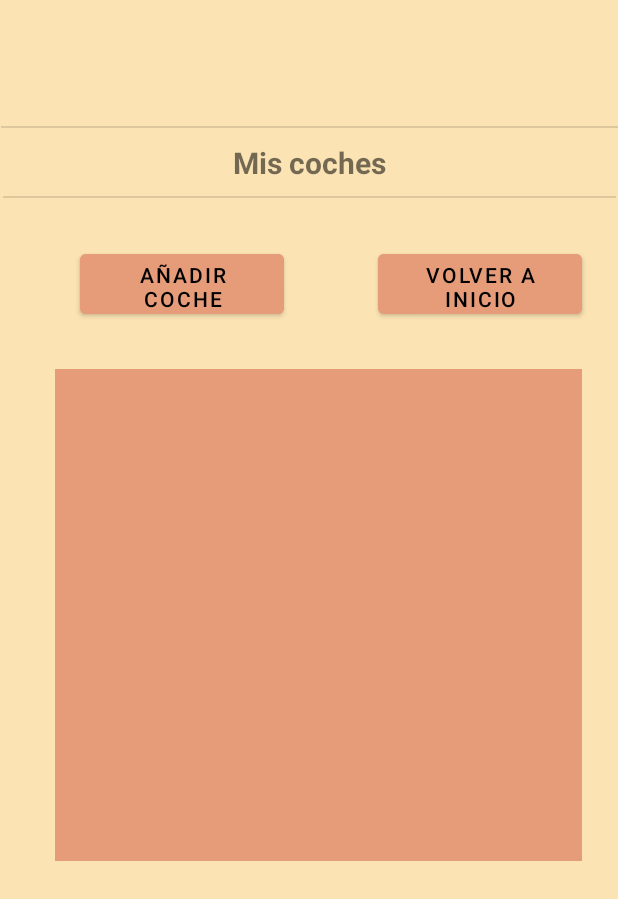
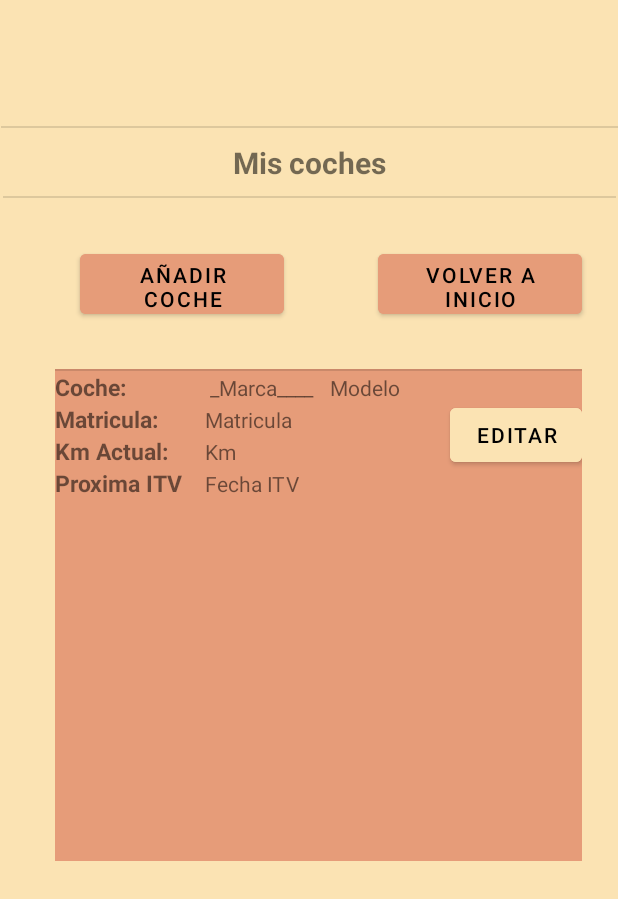
Before and after one commit to FamilyBoggart/SMC, an Android app: the ActivityMyCars screen opened directly, with no data from a screen before it, on a phone screen of 412 x 824 dp, the part 337-1236 px from its top. Run offline under Robolectric (Android 15) with nearby library versions, the phone set to English and light mode, and no system bars; 3 statements that could not run were skipped.

Commit message:
Version 0.1.6.14 LayoutInflater FUNCIONA!!!

```diff
--- a/app/src/main/java/com/example/testeo/ActivityMyCars.java
+++ b/app/src/main/java/com/example/testeo/ActivityMyCars.java
@@ -1,17 +1,18 @@
 package com.example.testeo;
 
-import static com.example.testeo.R.id.carContainer;
 import static com.example.testeo.R.id.mycars_btn_add_car;
 import static com.example.testeo.R.id.mycars_btn_back;
 import static com.example.testeo.R.id.noCars;
 
 
+import android.annotation.SuppressLint;
 import android.content.Context;
 import android.content.Intent;
 import android.os.Bundle;
 import android.view.LayoutInflater;
 import android.view.View;
 import android.widget.Button;
+import android.widget.FrameLayout;
 import android.widget.LinearLayout;
 import android.widget.TextView;
 
@@ -20,8 +21,9 @@ import androidx.appcompat.app.AppCompatActivity;
 import com.example.testeo.Objects.Coche;
 import com.example.testeo.Objects.Usuario;
 
+import org.xmlpull.v1.XmlPullParser;
+
 import java.util.List;
-import java.util.concurrent.ConcurrentHashMap;
 
 public class ActivityMyCars extends AppCompatActivity {
 
@@ -70,31 +72,70 @@ public class ActivityMyCars extends AppCompatActivity {
         else{
             TextView noCar = findViewById(noCars);
             noCar.setVisibility(View.GONE);
-            LinearLayout carContainer = findViewById(R.id.carContainer);
-            carContainer.setVisibility(View.VISIBLE);
             eachCar(cars);
         }
 
 
     }
+
     private void eachCar(List<Coche> cars){
         LinearLayout carContainer = findViewById(R.id.carContainer);
 
+        carContainer.setVisibility(View.VISIBLE);
+        carContainer.removeAllViews();
+
         for (Coche coche : cars) {
-            String codigoXML = generarCodigoXML(coche);
-            LayoutInflater inflater = (LayoutInflater) getSystemService(Context.LAYOUT_INFLATER_SERVICE);
-            View cocheView = inflater.inflate(R.layout.car_layout, null);
+
+            View view =getLayoutInflater().inflate(R.layout.car_layout,null);
+            carContainer.addView(view);
+        }
+    }
+
+    /*
 
 
-            carContainer.removeAllViews(); // Eliminar vistas anteriores
-            carContainer.addView(XmlParser.parse(codigoXML)); // Agregar vista generada
+    private View generarCodigoXML(Coche coche) {
+        // Crear vista contenedor del coche
+        LinearLayout cocheContainer = new LinearLayout(this);
+        cocheContainer.setLayoutParams(new LinearLayout.LayoutParams(LinearLayout.LayoutParams.MATCH_PARENT, LinearLayout.LayoutParams.WRAP_CONTENT));
+        cocheContainer.setOrientation(LinearLayout.HORIZONTAL);
 
-            layout.addView(cocheView); // Agregar vista de coche al layout principal
-        }
+        // Crear vista del texto del coche
+        LinearLayout textoContainer = new LinearLayout(this);
+        textoContainer.setLayoutParams(new LinearLayout.LayoutParams(LinearLayout.LayoutParams.MATCH_PARENT, LinearLayout.LayoutParams.WRAP_CONTENT, 1f));
+        textoContainer.setOrientation(LinearLayout.VERTICAL);
+
+        TextView marcaTextView = new TextView(this);
+        marcaTextView.setLayoutParams(new LinearLayout.LayoutParams(LinearLayout.LayoutParams.MATCH_PARENT, LinearLayout.LayoutParams.WRAP_CONTENT));
+        marcaTextView.setText("Coche: " + coche.getMarca() + " " + coche.getModelo());
+        marcaTextView.setTextSize(TypedValue.COMPLEX_UNIT_SP, 15);
+        marcaTextView.setTypeface(null, Typeface.BOLD);
+
+        TextView matriculaTextView = new TextView(this);
+        matriculaTextView.setLayoutParams(new LinearLayout.LayoutParams(LinearLayout.LayoutParams.MATCH_PARENT, LinearLayout.LayoutParams.WRAP_CONTENT));
+        matriculaTextView.setText("Matrícula: " + coche.getMatricula());
+
+        TextView kmTextView = new TextView(this);
+        kmTextView.setLayoutParams(new LinearLayout.LayoutParams(LinearLayout.LayoutParams.MATCH_PARENT, LinearLayout.LayoutParams.WRAP_CONTENT));
+        kmTextView.setText("Km Actual: " + coche.getKm());
+
+        TextView itvTextView = new TextView(this);
+        itvTextView.setLayoutParams(new LinearLayout.LayoutParams(LinearLayout.LayoutParams.MATCH_PARENT, LinearLayout.LayoutParams.WRAP_CONTENT));
+        itvTextView.setText("Próxima ITV: " + coche.getFechaItv().toString());
+
+        textoContainer.addView(marcaTextView);
+        textoContainer.addView(matriculaTextView);
+        textoContainer.addView(kmTextView);
+        textoContainer.addView(itvTextView);
+
+        // Crear botón de edición
+        Button editarButton = new Button(this);
+        editarButton.setLayoutParams(new LinearLayout.LayoutParams
+
+     */
 
 
-    }
-    public String generarCodigoXML(Coche coche) {
+    public String generateCodigoXML(Coche coche) {
         StringBuilder sb = new StringBuilder();
 
         // Inicio del View
--- a/app/src/main/res/layout/car_layout.xml
+++ b/app/src/main/res/layout/car_layout.xml
@@ -35,7 +35,7 @@
                 <TextView
                     android:layout_width="80dp"
                     android:layout_height="wrap_content"
-                    android:text="_Marca " />
+                    android:text="_Marca____ " />
                 <TextView
                     android:layout_width="80dp"
                     android:layout_height="wrap_content"
```
